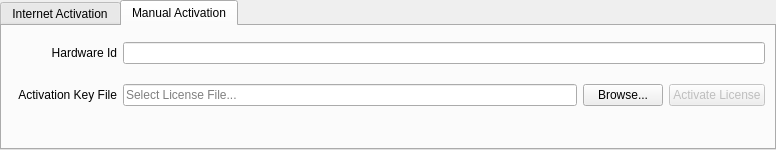
First picture: the form in client/nx_client_desktop/src/ui/widgets/system_settings/license_widget.ui, repository networkoptix/nx_open, before the edit.
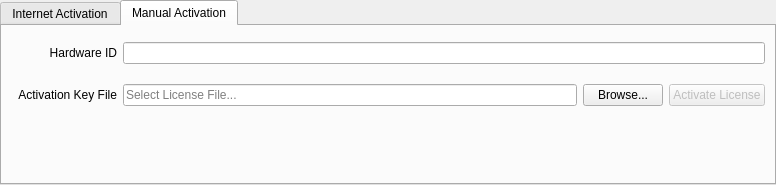
Second picture: the form after the edit. The open tabs and pages were chosen to show the change. Custom widgets are drawn as their Qt base class.

Patch:
```diff
--- a/client/nx_client_desktop/src/ui/widgets/system_settings/license_widget.ui
+++ b/client/nx_client_desktop/src/ui/widgets/system_settings/license_widget.ui
@@ -7,7 +7,7 @@
     <x>0</x>
     <y>0</y>
     <width>776</width>
-    <height>150</height>
+    <height>185</height>
    </rect>
   </property>
   <layout class="QVBoxLayout" name="verticalLayout">
@@ -179,7 +179,7 @@
        <item row="0" column="0">
         <widget class="QLabel" name="hardwareIdLabel">
          <property name="text">
-          <string>Hardware Id</string>
+          <string>Hardware ID</string>
          </property>
          <property name="alignment">
           <set>Qt::AlignRight|Qt::AlignTrailing|Qt::AlignVCenter</set>
```
